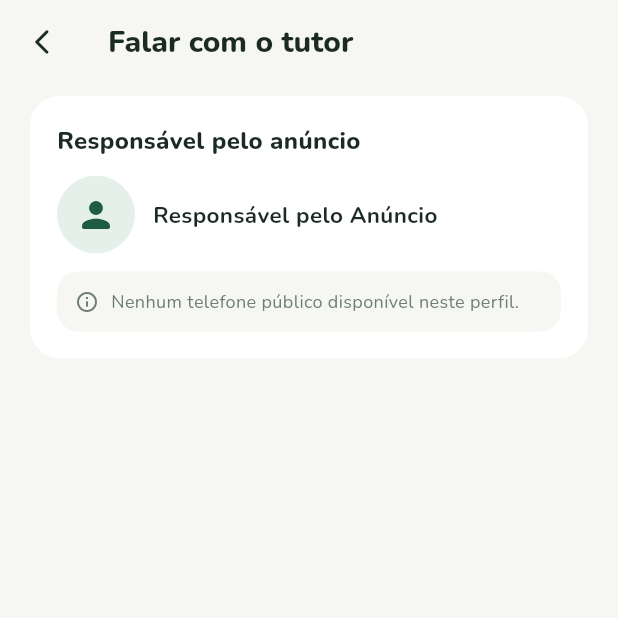
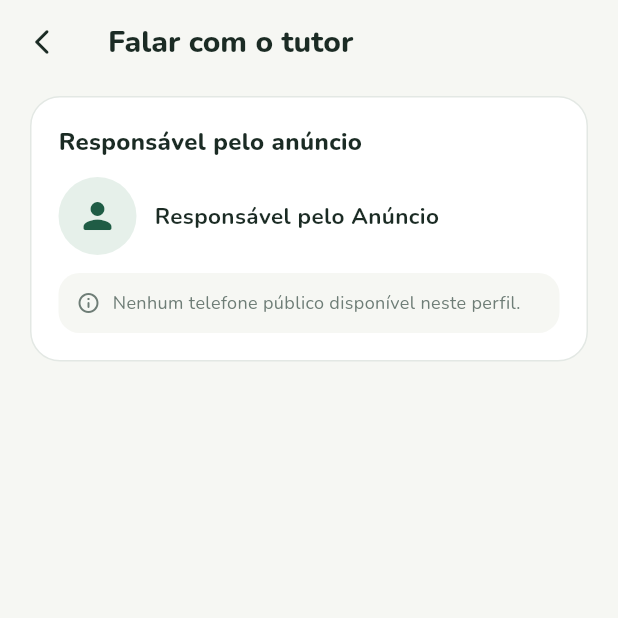
Before and after one commit to MauroCarmo/orelinhas, a Flutter app: the PublicProfileScreen screen opened directly with empty values, on a phone screen of 412 x 824 dp, the top half of it. Run offline on Flutter 3.47's test engine with Material 3 defaults, Android fonts, the phone set to English and light mode, and no system bars; our stand-ins replace flutter_map, flutter_riverpod, geolocator, go_router, google_fonts, image_picker and 2 more; accounts and stored records are empty.

Commit message:
Detalhes do alerta: fotos ao lado das informações no PC
No PC a galeria fica à esquerda (maior) e as informações do pet e o
cartão do responsável com WhatsApp/Ligar à direita, com largura máxima.
Cartões com borda, como nas outras telas. Celular e lógica sem
mudanças.

Co-Authored-By: Claude Opus 5.5 <noreply@anthropic.com>
Claude-Session: https://claude.ai/code/session_011fzv5xLvPFhhRhU2EcEZb6

```diff
--- a/lib/features/user/presentation/screens/public_profile_screen.dart
+++ b/lib/features/user/presentation/screens/public_profile_screen.dart
@@ -265,18 +265,27 @@ class _PublicProfileScreenState extends ConsumerState<PublicProfileScreen> {
 
     final String rawContact = lost != null
         ? lost.contact.trim()
-        : (found != null && found.contact != null && found.contact!.trim().isNotEmpty
+        : (found != null &&
+                  found.contact != null &&
+                  found.contact!.trim().isNotEmpty
               ? found.contact!.trim()
               : (profile?.phone.trim() ?? ''));
     final phoneDigits = _cleanDigitsWithoutCountryCode(rawContact);
     final formattedPhone = _formatPhoneDisplay(rawContact);
 
-    final PetType? petType = lost?.petType ?? found?.petType ?? adoption?.species;
+    final PetType? petType =
+        lost?.petType ?? found?.petType ?? adoption?.species;
     final String? breed = lost?.breed ?? found?.breed;
     final String? age = lost?.age ?? found?.apparentAge;
-    final String description = lost?.description ?? found?.description ?? adoption?.characteristics ?? '';
-    final String location = lost?.lastLocation ?? found?.foundLocation ?? adoption?.region ?? '';
-    final DateTime? eventDate = lost?.lostDate ?? found?.foundDate ?? adoption?.createdAt;
+    final String description =
+        lost?.description ??
+        found?.description ??
+        adoption?.characteristics ??
+        '';
+    final String location =
+        lost?.lastLocation ?? found?.foundLocation ?? adoption?.region ?? '';
+    final DateTime? eventDate =
+        lost?.lostDate ?? found?.foundDate ?? adoption?.createdAt;
 
     final String title = lost != null
         ? lost.petName
@@ -290,15 +299,13 @@ class _PublicProfileScreenState extends ConsumerState<PublicProfileScreen> {
                           : 'Pet Encontrado'))
               : (adoption != null ? adoption.name : ''));
 
-    return SingleChildScrollView(
-      padding: const EdgeInsets.fromLTRB(20, 8, 20, 32),
-      child: Column(
-        crossAxisAlignment: CrossAxisAlignment.stretch,
-        children: [
+    final isDesktop = MediaQuery.sizeOf(context).width >= 900;
+
+    final gallerySection = <Widget>[
       // --- 1. Galeria de Fotos do Pet (até 3) ---
       if (_galleryUrls.isNotEmpty) ...[
         ConstrainedBox(
-              constraints: const BoxConstraints(maxHeight: 220),
+          constraints: BoxConstraints(maxHeight: isDesktop ? 460 : 220),
           child: Container(
             width: double.infinity,
             decoration: BoxDecoration(
@@ -444,7 +451,9 @@ class _PublicProfileScreenState extends ConsumerState<PublicProfileScreen> {
         ),
         const SizedBox(height: 16),
       ],
+    ];
 
+    final infoSection = <Widget>[
       // --- 2. Informações Detalhadas do Pet ---
       if (lost != null || found != null || adoption != null) ...[
         Container(
@@ -452,6 +461,7 @@ class _PublicProfileScreenState extends ConsumerState<PublicProfileScreen> {
           decoration: BoxDecoration(
             color: AppColors.surfaceLight,
             borderRadius: BorderRadius.circular(20),
+            border: Border.all(color: AppColors.border),
           ),
           child: Column(
             crossAxisAlignment: CrossAxisAlignment.start,
@@ -459,9 +469,7 @@ class _PublicProfileScreenState extends ConsumerState<PublicProfileScreen> {
               Row(
                 crossAxisAlignment: CrossAxisAlignment.start,
                 children: [
-                      Expanded(
-                        child: Text(title, style: AppTextStyles.heading1()),
-                      ),
+                  Expanded(child: Text(title, style: AppTextStyles.heading1())),
                   const SizedBox(width: 8),
                   if (petType != null)
                     Container(
@@ -479,9 +487,7 @@ class _PublicProfileScreenState extends ConsumerState<PublicProfileScreen> {
                             : petType == PetType.cat
                             ? 'Gato'
                             : 'Outro',
-                            style: AppTextStyles.label(
-                              color: AppColors.primary,
-                            ),
+                        style: AppTextStyles.label(color: AppColors.primary),
                       ),
                     ),
                   if (adoption != null) ...[
@@ -522,9 +528,7 @@ class _PublicProfileScreenState extends ConsumerState<PublicProfileScreen> {
                     if (age != null && age.isNotEmpty)
                       _infoChip(
                         Icons.hourglass_empty_outlined,
-                            lost != null
-                                ? 'Idade: $age'
-                                : 'Idade aparente: $age',
+                        lost != null ? 'Idade: $age' : 'Idade aparente: $age',
                       ),
                   ],
                 ),
@@ -555,7 +559,9 @@ class _PublicProfileScreenState extends ConsumerState<PublicProfileScreen> {
                     size: 20,
                     color: lost != null
                         ? AppColors.error
-                            : (found != null ? AppColors.success : AppColors.primary),
+                        : (found != null
+                              ? AppColors.success
+                              : AppColors.primary),
                   ),
                   const SizedBox(width: 8),
                   Expanded(
@@ -600,9 +606,7 @@ class _PublicProfileScreenState extends ConsumerState<PublicProfileScreen> {
                           : (found != null
                                 ? 'Encontrado em ${_formatDate(eventDate)}'
                                 : 'Publicado em ${_formatDate(eventDate)}'),
-                          style: AppTextStyles.body(
-                            color: AppColors.textPrimary,
-                          ),
+                      style: AppTextStyles.body(color: AppColors.textPrimary),
                     ),
                   ],
                 ),
@@ -612,13 +616,16 @@ class _PublicProfileScreenState extends ConsumerState<PublicProfileScreen> {
         ),
         const SizedBox(height: 16),
       ],
+    ];
 
+    final contactSection = <Widget>[
       // --- 3. Card do Responsável & Contato (Protegido pela LGPD) ---
       Container(
         padding: const EdgeInsets.all(18),
         decoration: BoxDecoration(
           color: AppColors.surfaceLight,
           borderRadius: BorderRadius.circular(20),
+          border: Border.all(color: AppColors.border),
         ),
         child: Column(
           crossAxisAlignment: CrossAxisAlignment.stretch,
@@ -639,8 +646,7 @@ class _PublicProfileScreenState extends ConsumerState<PublicProfileScreen> {
                       ? NetworkImage(profile.avatarUrl!)
                       : null,
                   child:
-                          profile?.avatarUrl == null ||
-                              profile!.avatarUrl!.isEmpty
+                      profile?.avatarUrl == null || profile!.avatarUrl!.isEmpty
                       ? const Icon(
                           Icons.person_rounded,
                           size: 28,
@@ -786,7 +792,47 @@ class _PublicProfileScreenState extends ConsumerState<PublicProfileScreen> {
           ],
         ),
       ),
+    ];
+
+    // PC: fotos à esquerda e informações + contato à direita
+    if (isDesktop) {
+      return SingleChildScrollView(
+        padding: const EdgeInsets.fromLTRB(40, 8, 40, 36),
+        child: Center(
+          child: ConstrainedBox(
+            constraints: const BoxConstraints(maxWidth: 1120),
+            child: Row(
+              crossAxisAlignment: CrossAxisAlignment.start,
+              children: [
+                if (gallerySection.isNotEmpty) ...[
+                  Expanded(
+                    flex: 6,
+                    child: Column(
+                      crossAxisAlignment: CrossAxisAlignment.stretch,
+                      children: gallerySection,
+                    ),
+                  ),
+                  const SizedBox(width: 24),
                 ],
+                Expanded(
+                  flex: 5,
+                  child: Column(
+                    crossAxisAlignment: CrossAxisAlignment.stretch,
+                    children: [...infoSection, ...contactSection],
+                  ),
+                ),
+              ],
+            ),
+          ),
+        ),
+      );
+    }
+
+    return SingleChildScrollView(
+      padding: const EdgeInsets.fromLTRB(20, 8, 20, 32),
+      child: Column(
+        crossAxisAlignment: CrossAxisAlignment.stretch,
+        children: [...gallerySection, ...infoSection, ...contactSection],
       ),
     );
   }
```
Lines whose indentation alone changed are shown as unchanged.
